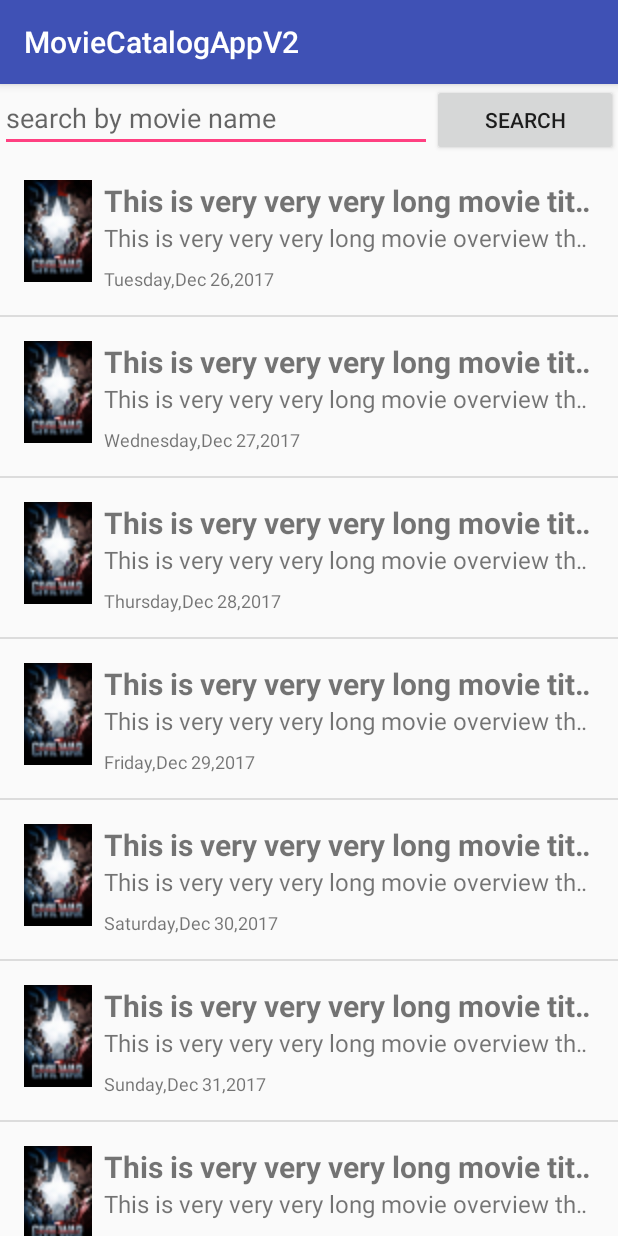
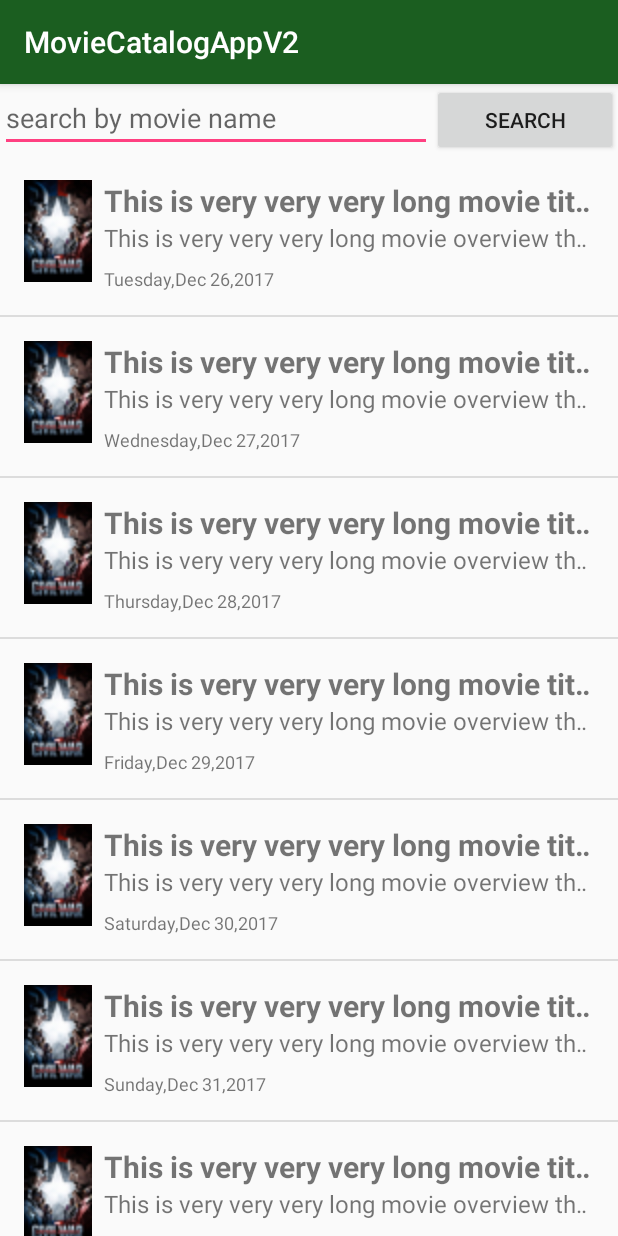
Before and after one commit to RachmanForniandi/MovieCatalogAppV2, an Android app: the screen it shows after launch (MainActivity), on a phone screen of 412 x 824 dp. Run offline under Robolectric (Android 15) with nearby library versions, the phone set to English and light mode, and no system bars; our stand-ins replace ButterKnife.

Commit message:
custom color and style. Hide toolbar to ake better main activity

```diff
--- a/app/build.gradle
+++ b/app/build.gradle
@@ -30,6 +30,7 @@ dependencies {
     implementation 'com.squareup.retrofit2:converter-gson:2.4.0'
     implementation 'com.android.support:recyclerview-v7:27.1.1'
     implementation 'com.jakewharton:butterknife:8.8.1'
+    implementation 'com.android.support:design:27.1.1'
     annotationProcessor 'com.jakewharton:butterknife-compiler:8.8.1'
     testImplementation 'junit:junit:4.12'
     androidTestImplementation 'com.android.support.test:runner:1.0.2'
--- a/app/src/main/AndroidManifest.xml
+++ b/app/src/main/AndroidManifest.xml
@@ -8,8 +8,10 @@
         android:label="@string/app_name"
         android:roundIcon="@mipmap/ic_launcher_round"
         android:supportsRtl="true"
-        android:theme="@style/AppTheme">
-        <activity android:name=".MainActivity">
+        android:theme="@style/AppTheme.NoActionBar">
+        <activity
+            android:name=".MainActivity"
+            android:launchMode="singleTop">
             <intent-filter>
                 <action android:name="android.intent.action.MAIN" />
 
--- a/app/src/main/java/com/example/user/moviecatalogappv2/MainActivity.java
+++ b/app/src/main/java/com/example/user/moviecatalogappv2/MainActivity.java
@@ -5,6 +5,7 @@ import android.os.Bundle;
 import android.support.v7.widget.DividerItemDecoration;
 import android.support.v7.widget.LinearLayoutManager;
 import android.support.v7.widget.RecyclerView;
+import android.support.v7.widget.Toolbar;
 import android.widget.Button;
 import android.widget.EditText;
 
@@ -33,6 +34,9 @@ public class MainActivity extends AppCompatActivity implements MainView{
     @BindView(R.id.rcView_movieListItem)
     RecyclerView rcViewMovieList;
 
+    @BindView(R.id.toolbar)
+    Toolbar toolbar;
+
     private SearchAdapter searchAdapter;
     private List<ResultsItem> list = new ArrayList<>();
 
@@ -41,6 +45,7 @@ public class MainActivity extends AppCompatActivity implements MainView{
         super.onCreate(savedInstanceState);
         setContentView(R.layout.activity_main);
         ButterKnife.bind(this);
+        setSupportActionBar(toolbar);
 
         MainPresenter presenter = new MainPresenter(this);
 
--- a/app/src/main/res/layout/activity_main.xml
+++ b/app/src/main/res/layout/activity_main.xml
@@ -1,15 +1,35 @@
 <?xml version="1.0" encoding="utf-8"?>
-<LinearLayout xmlns:android="http://schemas.android.com/apk/res/android"
+<android.support.design.widget.CoordinatorLayout xmlns:android="http://schemas.android.com/apk/res/android"
     xmlns:tools="http://schemas.android.com/tools"
     android:layout_width="match_parent"
     android:layout_height="match_parent"
-    android:orientation="vertical"
+    xmlns:app="http://schemas.android.com/apk/res-auto"
     tools:context=".MainActivity">
+
+    <android.support.design.widget.AppBarLayout
+        android:layout_width="match_parent"
+        android:layout_height="wrap_content"
+        android:theme="@style/AppTheme.AppBarOverlay">
+
+        <android.support.v7.widget.Toolbar
+            android:id="@+id/toolbar"
+            android:layout_width="match_parent"
+            android:layout_height="?attr/actionBarSize"
+            android:background="?attr/colorPrimary"
+            app:layout_scrollFlags="scroll|enterAlways"
+            app:popupTheme="@style/AppTheme.PopupOverlay"/>
+    </android.support.design.widget.AppBarLayout>
 
     <LinearLayout
         android:layout_width="match_parent"
-        android:layout_height="wrap_content"
-        android:orientation="horizontal">
+        android:layout_height="match_parent"
+        android:orientation="vertical"
+        app:layout_behavior="@string/appbar_scrolling_view_behavior">
+
+        <LinearLayout
+            android:layout_width="match_parent"
+            android:layout_height="wrap_content">
+
             <EditText
                 android:id="@+id/edtText_search"
                 android:layout_width="0dp"
@@ -29,7 +49,7 @@
         <android.support.v7.widget.RecyclerView
             android:id="@+id/rcView_movieListItem"
             android:layout_width="match_parent"
-        android:layout_height="match_parent">
-    </android.support.v7.widget.RecyclerView>
+            android:layout_height="match_parent"/>
+    </LinearLayout>
 
-</LinearLayout>
+</android.support.design.widget.CoordinatorLayout>
--- a/app/src/main/res/layout/activity_main_item.xml
+++ b/app/src/main/res/layout/activity_main_item.xml
@@ -23,7 +23,7 @@
             android:layout_width="match_parent"
             android:layout_height="wrap_content"
             android:ellipsize="marquee"
-            android:maxLines="1"
+            android:singleLine="true"
             android:text="Captain America: Civil War"
             android:textSize="@dimen/txt_title"
             android:textStyle="bold"/>
@@ -33,7 +33,7 @@
             android:layout_width="match_parent"
             android:layout_height="wrap_content"
             android:ellipsize="marquee"
-            android:maxLines="1"
+            android:singleLine="true"
             android:text="Following the events of Age of Ultron, the collective governments"
             android:textSize="@dimen/txt_subheading"/>
 
--- a/app/src/main/res/values/colors.xml
+++ b/app/src/main/res/values/colors.xml
@@ -1,6 +1,10 @@
 <?xml version="1.0" encoding="utf-8"?>
 <resources>
-    <color name="colorPrimary">#3F51B5</color>
-    <color name="colorPrimaryDark">#303F9F</color>
+    <color name="colorPrimary">#1B5E20</color>
+    <color name="colorPrimaryLight">#9CCC65</color>
+    <color name="colorPrimaryDark">#33691E</color>
+
     <color name="colorAccent">#FF4081</color>
+    <color name="colorAccentLight">#EC407A</color>
+    <color name="colorAccentDark">#AD1457</color>
 </resources>
--- a/app/src/main/res/values/styles.xml
+++ b/app/src/main/res/values/styles.xml
@@ -8,4 +8,15 @@
         <item name="colorAccent">@color/colorAccent</item>
     </style>
 
+    <style name="AppTheme.NoActionBar">
+        <item name="windowNoTitle">true</item>
+        <item name="windowActionBar">false</item>
+        <item name="android:windowFullscreen">true</item>
+        <item name="android:windowContentTransitions">true</item>
+        <item name="android:windowContentOverlay">@null</item>
+    </style>
+
+    <style name="AppTheme.AppBarOverlay" parent="ThemeOverlay.AppCompat.Dark.ActionBar"/>
+    <style name="AppTheme.PopupOverlay" parent="ThemeOverlay.AppCompat.Light"/>
+
 </resources>
```
Also changed, not shown: app/src/main/res/drawable-hdpi/icon_movie_clip.png (added), app/src/main/res/drawable-hdpi/icon_movie_clip_256.png (added), app/src/main/res/drawable-mdpi/icon_movie_clip.png (added), app/src/main/res/drawable-mdpi/icon_movie_clip_256.png (added), app/src/main/res/drawable-xhdpi/icon_movie_clip.png (added), app/src/main/res/drawable-xhdpi/icon_movie_clip_256.png (added), app/src/main/res/drawable-xxhdpi/icon_movie_clip.png (added), app/src/main/res/drawable-xxhdpi/icon_movie_clip_256.png (added), app/src/main/res/drawable-xxxhdpi/icon_movie_clip.png (added), app/src/main/res/drawable-xxxhdpi/icon_movie_clip_256.png (added). Lines whose indentation alone changed are shown as unchanged.
